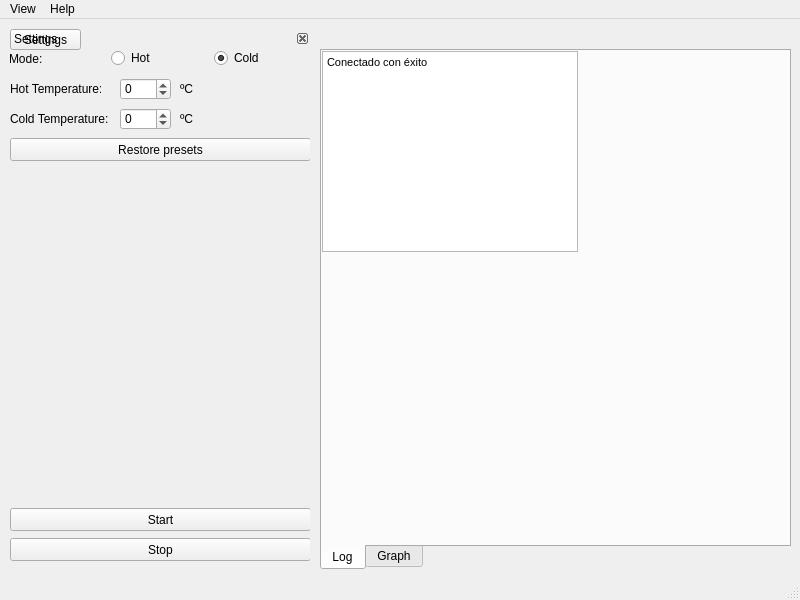
Above: source/thermstUtilsUI/mainwindow.ui from ccarb/ThermstUtils before the change. Below: the same form after it.
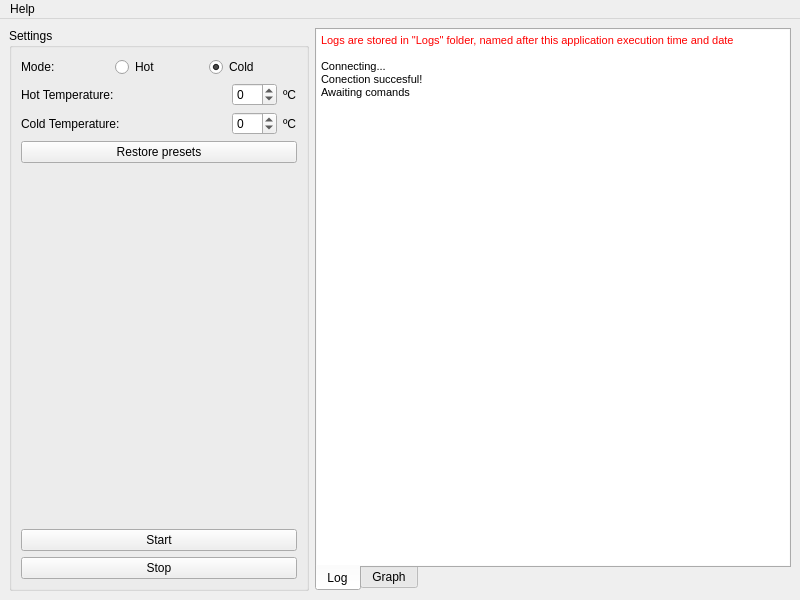
That is the form after the change. The open tabs and pages were chosen to show the change.

Commit message: Simplified UI, size of widgets accomodates to window size

Patch:
```diff
--- a/source/thermstUtilsUI/mainwindow.ui
+++ b/source/thermstUtilsUI/mainwindow.ui
@@ -14,263 +14,240 @@
    <string>MainWindow</string>
   </property>
   <widget class="QWidget" name="centralWidget">
-   <widget class="QTabWidget" name="displayTabs">
-    <property name="geometry">
-     <rect>
-      <x>320</x>
-      <y>30</y>
-      <width>471</width>
-      <height>521</height>
-     </rect>
-    </property>
-    <property name="autoFillBackground">
-     <bool>true</bool>
-    </property>
-    <property name="tabPosition">
-     <enum>QTabWidget::South</enum>
-    </property>
-    <property name="tabShape">
-     <enum>QTabWidget::Rounded</enum>
-    </property>
-    <property name="currentIndex">
-     <number>1</number>
-    </property>
-    <property name="elideMode">
-     <enum>Qt::ElideNone</enum>
-    </property>
-    <widget class="QWidget" name="logTab">
-     <attribute name="title">
-      <string>Log</string>
-     </attribute>
-     <widget class="QTextBrowser" name="logDisplayBox">
-      <property name="geometry">
-       <rect>
-        <x>0</x>
-        <y>0</y>
-        <width>256</width>
-        <height>201</height>
-       </rect>
+   <layout class="QHBoxLayout" name="horizontalLayout">
+    <item>
+     <widget class="QGroupBox" name="groupBox">
+      <property name="minimumSize">
+       <size>
+        <width>300</width>
+        <height>0</height>
+       </size>
       </property>
-      <property name="html">
-       <string>&lt;!DOCTYPE HTML PUBLIC &quot;-//W3C//DTD HTML 4.0//EN&quot; &quot;http://www.w3.org/TR/REC-html40/strict.dtd&quot;&gt;
+      <property name="maximumSize">
+       <size>
+        <width>300</width>
+        <height>16777215</height>
+       </size>
+      </property>
+      <property name="locale">
+       <locale language="Slovak" country="Slovakia"/>
+      </property>
+      <property name="title">
+       <string>Settings</string>
+      </property>
+      <layout class="QVBoxLayout" name="verticalLayout">
+       <item>
+        <layout class="QHBoxLayout" name="modeSelectorLayout">
+         <item>
+          <widget class="QLabel" name="modeSelectorLabel">
+           <property name="text">
+            <string>Mode:</string>
+           </property>
+          </widget>
+         </item>
+         <item>
+          <widget class="QRadioButton" name="modeSelectorHotButton">
+           <property name="text">
+            <string>Hot</string>
+           </property>
+          </widget>
+         </item>
+         <item>
+          <widget class="QRadioButton" name="modeSelectorColdButton">
+           <property name="text">
+            <string>Cold</string>
+           </property>
+           <property name="checked">
+            <bool>true</bool>
+           </property>
+          </widget>
+         </item>
+        </layout>
+       </item>
+       <item>
+        <layout class="QHBoxLayout" name="horizontalLayout_2">
+         <item>
+          <widget class="QLabel" name="hotTemperatureLabel">
+           <property name="text">
+            <string>Hot Temperature:</string>
+           </property>
+          </widget>
+         </item>
+         <item>
+          <spacer name="horizontalSpacer_2">
+           <property name="orientation">
+            <enum>Qt::Horizontal</enum>
+           </property>
+           <property name="sizeHint" stdset="0">
+            <size>
+             <width>40</width>
+             <height>20</height>
+            </size>
+           </property>
+          </spacer>
+         </item>
+         <item>
+          <widget class="QSpinBox" name="hotTemperatureInputBox">
+           <property name="minimum">
+            <number>-10</number>
+           </property>
+           <property name="maximum">
+            <number>50</number>
+           </property>
+          </widget>
+         </item>
+         <item>
+          <widget class="QLabel" name="hotTempCelsiusLabel">
+           <property name="text">
+            <string>ºC</string>
+           </property>
+          </widget>
+         </item>
+        </layout>
+       </item>
+       <item>
+        <layout class="QHBoxLayout" name="horizontalLayout_6">
+         <item>
+          <widget class="QLabel" name="coldTemperatureLabel">
+           <property name="text">
+            <string>Cold Temperature:</string>
+           </property>
+          </widget>
+         </item>
+         <item>
+          <spacer name="horizontalSpacer">
+           <property name="orientation">
+            <enum>Qt::Horizontal</enum>
+           </property>
+           <property name="sizeHint" stdset="0">
+            <size>
+             <width>40</width>
+             <height>20</height>
+            </size>
+           </property>
+          </spacer>
+         </item>
+         <item>
+          <widget class="QSpinBox" name="coldTemperatureInputBox">
+           <property name="minimum">
+            <number>-10</number>
+           </property>
+           <property name="maximum">
+            <number>50</number>
+           </property>
+          </widget>
+         </item>
+         <item>
+          <widget class="QLabel" name="coldTempCelsiusLabel">
+           <property name="text">
+            <string>ºC</string>
+           </property>
+          </widget>
+         </item>
+        </layout>
+       </item>
+       <item>
+        <widget class="QPushButton" name="restorePresetsButton">
+         <property name="text">
+          <string>Restore presets</string>
+         </property>
+        </widget>
+       </item>
+       <item>
+        <spacer name="verticalSpacer">
+         <property name="orientation">
+          <enum>Qt::Vertical</enum>
+         </property>
+         <property name="sizeHint" stdset="0">
+          <size>
+           <width>20</width>
+           <height>40</height>
+          </size>
+         </property>
+        </spacer>
+       </item>
+       <item>
+        <widget class="QPushButton" name="startButton">
+         <property name="text">
+          <string>Start</string>
+         </property>
+        </widget>
+       </item>
+       <item>
+        <widget class="QPushButton" name="stopButton">
+         <property name="text">
+          <string>Stop</string>
+         </property>
+        </widget>
+       </item>
+      </layout>
+     </widget>
+    </item>
+    <item>
+     <widget class="QTabWidget" name="displayTabs">
+      <property name="autoFillBackground">
+       <bool>true</bool>
+      </property>
+      <property name="tabPosition">
+       <enum>QTabWidget::South</enum>
+      </property>
+      <property name="tabShape">
+       <enum>QTabWidget::Rounded</enum>
+      </property>
+      <property name="currentIndex">
+       <number>0</number>
+      </property>
+      <property name="elideMode">
+       <enum>Qt::ElideNone</enum>
+      </property>
+      <widget class="QWidget" name="logTab">
+       <attribute name="title">
+        <string>Log</string>
+       </attribute>
+       <layout class="QHBoxLayout" name="horizontalLayout_3">
+        <property name="leftMargin">
+         <number>0</number>
+        </property>
+        <property name="topMargin">
+         <number>0</number>
+        </property>
+        <property name="rightMargin">
+         <number>0</number>
+        </property>
+        <property name="bottomMargin">
+         <number>0</number>
+        </property>
+        <item>
+         <widget class="QTextBrowser" name="logDisplayBox">
+          <property name="autoFillBackground">
+           <bool>true</bool>
+          </property>
+          <property name="frameShape">
+           <enum>QFrame::NoFrame</enum>
+          </property>
+          <property name="html">
+           <string>&lt;!DOCTYPE HTML PUBLIC &quot;-//W3C//DTD HTML 4.0//EN&quot; &quot;http://www.w3.org/TR/REC-html40/strict.dtd&quot;&gt;
 &lt;html&gt;&lt;head&gt;&lt;meta name=&quot;qrichtext&quot; content=&quot;1&quot; /&gt;&lt;style type=&quot;text/css&quot;&gt;
 p, li { white-space: pre-wrap; }
 &lt;/style&gt;&lt;/head&gt;&lt;body style=&quot; font-family:'MS Shell Dlg 2'; font-size:8.25pt; font-weight:400; font-style:normal;&quot;&gt;
-&lt;p style=&quot; margin-top:0px; margin-bottom:0px; margin-left:0px; margin-right:0px; -qt-block-indent:0; text-indent:0px;&quot;&gt;&lt;span style=&quot; font-family:'MS Shell Dlg 2';&quot;&gt;Conectado con éxito&lt;/span&gt;&lt;/p&gt;&lt;/body&gt;&lt;/html&gt;</string>
-      </property>
+&lt;p style=&quot; margin-top:0px; margin-bottom:0px; margin-left:0px; margin-right:0px; -qt-block-indent:0; text-indent:0px;&quot;&gt;&lt;span style=&quot; font-family:'MS Shell Dlg 2'; color:#ff0000;&quot;&gt;Logs are stored in &amp;quot;Logs&amp;quot; folder, named after this application execution time and date&lt;/span&gt;&lt;/p&gt;
+&lt;p style=&quot;-qt-paragraph-type:empty; margin-top:0px; margin-bottom:0px; margin-left:0px; margin-right:0px; -qt-block-indent:0; text-indent:0px; font-family:'MS Shell Dlg 2'; color:#ff0000;&quot;&gt;&lt;br /&gt;&lt;/p&gt;
+&lt;p style=&quot; margin-top:0px; margin-bottom:0px; margin-left:0px; margin-right:0px; -qt-block-indent:0; text-indent:0px;&quot;&gt;&lt;span style=&quot; font-family:'MS Shell Dlg 2'; color:#000000;&quot;&gt;Connecting...&lt;/span&gt;&lt;/p&gt;
+&lt;p style=&quot; margin-top:0px; margin-bottom:0px; margin-left:0px; margin-right:0px; -qt-block-indent:0; text-indent:0px;&quot;&gt;&lt;span style=&quot; font-family:'MS Shell Dlg 2'; color:#000000;&quot;&gt;Conection succesful!&lt;/span&gt;&lt;/p&gt;
+&lt;p style=&quot; margin-top:0px; margin-bottom:0px; margin-left:0px; margin-right:0px; -qt-block-indent:0; text-indent:0px;&quot;&gt;&lt;span style=&quot; font-family:'MS Shell Dlg 2'; color:#000000;&quot;&gt;Awaiting comands&lt;/span&gt;&lt;/p&gt;&lt;/body&gt;&lt;/html&gt;</string>
+          </property>
+         </widget>
+        </item>
+       </layout>
+      </widget>
+      <widget class="QWidget" name="graphTab">
+       <attribute name="title">
+        <string>Graph</string>
+       </attribute>
+      </widget>
      </widget>
-    </widget>
-    <widget class="QWidget" name="graphTab">
-     <attribute name="title">
-      <string>Graph</string>
-     </attribute>
-    </widget>
-   </widget>
-   <widget class="QPushButton" name="settingsButton">
-    <property name="geometry">
-     <rect>
-      <x>10</x>
-      <y>10</y>
-      <width>71</width>
-      <height>21</height>
-     </rect>
-    </property>
-    <property name="text">
-     <string>Settings</string>
-    </property>
-   </widget>
-   <widget class="QDockWidget" name="settingsDock">
-    <property name="geometry">
-     <rect>
-      <x>10</x>
-      <y>10</y>
-      <width>300</width>
-      <height>541</height>
-     </rect>
-    </property>
-    <property name="sizePolicy">
-     <sizepolicy hsizetype="Fixed" vsizetype="Preferred">
-      <horstretch>0</horstretch>
-      <verstretch>0</verstretch>
-     </sizepolicy>
-    </property>
-    <property name="minimumSize">
-     <size>
-      <width>300</width>
-      <height>38</height>
-     </size>
-    </property>
-    <property name="features">
-     <set>QDockWidget::DockWidgetClosable</set>
-    </property>
-    <property name="allowedAreas">
-     <set>Qt::BottomDockWidgetArea|Qt::LeftDockWidgetArea</set>
-    </property>
-    <property name="windowTitle">
-     <string>Settings</string>
-    </property>
-    <widget class="QWidget" name="settingsDockContents">
-     <widget class="QPushButton" name="stopButton">
-      <property name="geometry">
-       <rect>
-        <x>0</x>
-        <y>490</y>
-        <width>301</width>
-        <height>23</height>
-       </rect>
-      </property>
-      <property name="text">
-       <string>Stop</string>
-      </property>
-     </widget>
-     <widget class="QWidget" name="horizontalLayoutWidget_2">
-      <property name="geometry">
-       <rect>
-        <x>-1</x>
-        <y>0</y>
-        <width>301</width>
-        <height>21</height>
-       </rect>
-      </property>
-      <layout class="QHBoxLayout" name="modeSelectorLayout">
-       <item>
-        <widget class="QLabel" name="modeSelectorLabel">
-         <property name="text">
-          <string>Mode:</string>
-         </property>
-        </widget>
-       </item>
-       <item>
-        <widget class="QRadioButton" name="modeSelectorHotButton">
-         <property name="text">
-          <string>Hot</string>
-         </property>
-        </widget>
-       </item>
-       <item>
-        <widget class="QRadioButton" name="modeSelectorColdButton">
-         <property name="text">
-          <string>Cold</string>
-         </property>
-         <property name="checked">
-          <bool>true</bool>
-         </property>
-        </widget>
-       </item>
-      </layout>
-     </widget>
-     <widget class="QLabel" name="coldTemperatureLabel">
-      <property name="geometry">
-       <rect>
-        <x>0</x>
-        <y>60</y>
-        <width>101</width>
-        <height>21</height>
-       </rect>
-      </property>
-      <property name="text">
-       <string>Cold Temperature:</string>
-      </property>
-     </widget>
-     <widget class="QLabel" name="hotTemperatureLabel">
-      <property name="geometry">
-       <rect>
-        <x>0</x>
-        <y>30</y>
-        <width>91</width>
-        <height>21</height>
-       </rect>
-      </property>
-      <property name="text">
-       <string>Hot Temperature:</string>
-      </property>
-     </widget>
-     <widget class="QPushButton" name="startButton">
-      <property name="geometry">
-       <rect>
-        <x>0</x>
-        <y>460</y>
-        <width>301</width>
-        <height>23</height>
-       </rect>
-      </property>
-      <property name="text">
-       <string>Start</string>
-      </property>
-     </widget>
-     <widget class="QPushButton" name="restorePresetsButton">
-      <property name="geometry">
-       <rect>
-        <x>0</x>
-        <y>90</y>
-        <width>301</width>
-        <height>23</height>
-       </rect>
-      </property>
-      <property name="text">
-       <string>Restore presets</string>
-      </property>
-     </widget>
-     <widget class="QSpinBox" name="hotTemperatureInputBox">
-      <property name="geometry">
-       <rect>
-        <x>110</x>
-        <y>30</y>
-        <width>51</width>
-        <height>22</height>
-       </rect>
-      </property>
-      <property name="minimum">
-       <number>-10</number>
-      </property>
-      <property name="maximum">
-       <number>50</number>
-      </property>
-     </widget>
-     <widget class="QSpinBox" name="coldTemperatureInputBox">
-      <property name="geometry">
-       <rect>
-        <x>110</x>
-        <y>60</y>
-        <width>51</width>
-        <height>22</height>
-       </rect>
-      </property>
-      <property name="minimum">
-       <number>-10</number>
-      </property>
-      <property name="maximum">
-       <number>50</number>
-      </property>
-     </widget>
-     <widget class="QLabel" name="hotTempCelsiusLabel">
-      <property name="geometry">
-       <rect>
-        <x>170</x>
-        <y>30</y>
-        <width>31</width>
-        <height>21</height>
-       </rect>
-      </property>
-      <property name="text">
-       <string>ºC</string>
-      </property>
-     </widget>
-     <widget class="QLabel" name="coldTempCelsiusLabel">
-      <property name="geometry">
-       <rect>
-        <x>170</x>
-        <y>60</y>
-        <width>31</width>
-        <height>21</height>
-       </rect>
-      </property>
-      <property name="text">
-       <string>ºC</string>
-      </property>
-     </widget>
-    </widget>
-   </widget>
+    </item>
+   </layout>
   </widget>
   <widget class="QMenuBar" name="menuBar">
    <property name="geometry">
@@ -281,15 +258,6 @@
      <height>22</height>
     </rect>
    </property>
-   <widget class="QMenu" name="menuView">
-    <property name="title">
-     <string>View</string>
-    </property>
-    <addaction name="actionSettings"/>
-    <addaction name="separator"/>
-    <addaction name="actionGraph"/>
-    <addaction name="actionLog"/>
-   </widget>
    <widget class="QMenu" name="menuHelp">
     <property name="title">
      <string>Help</string>
@@ -297,29 +265,8 @@
     <addaction name="actionUserManual"/>
     <addaction name="actionAboutThermstUtil"/>
    </widget>
-   <addaction name="menuView"/>
    <addaction name="menuHelp"/>
   </widget>
-  <widget class="QStatusBar" name="statusbar">
-   <property name="enabled">
-    <bool>false</bool>
-   </property>
-  </widget>
-  <action name="actionSettings">
-   <property name="text">
-    <string>Show/Hide Settings</string>
-   </property>
-  </action>
-  <action name="actionGraph">
-   <property name="text">
-    <string>Graph</string>
-   </property>
-  </action>
-  <action name="actionLog">
-   <property name="text">
-    <string>Log</string>
-   </property>
-  </action>
   <action name="actionStart">
    <property name="text">
     <string>Start</string>
```
Left out of the diff: 80 changed lines with no effect on the pictures.
